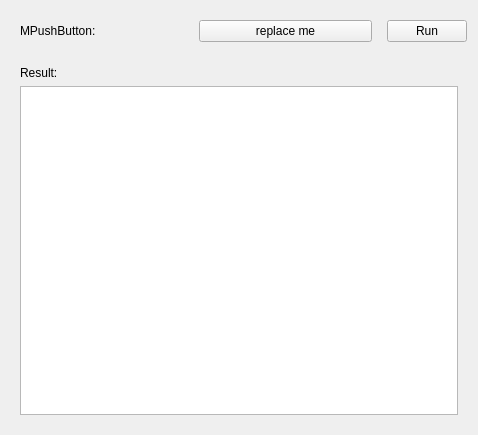
This is standalone/MPushButton/mpushbutton.ui in skriticos/nelia1 as Qt 5 draws it before an edit. The edited form follows.
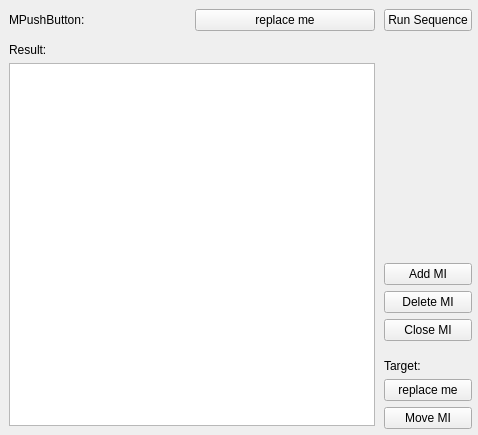
This is the edited form.

Commit message: added some more MI controls to the standalone mpushbutton

```diff
--- a/standalone/MPushButton/mpushbutton.ui
+++ b/standalone/MPushButton/mpushbutton.ui
@@ -14,29 +14,9 @@
    <string>Form</string>
   </property>
   <layout class="QGridLayout" name="gridLayout_4">
-   <item row="1" column="0" colspan="2">
-    <widget class="QWidget" name="widget_3" native="true">
-     <layout class="QGridLayout" name="gridLayout_3">
-      <item row="0" column="0">
-       <widget class="QLabel" name="label_4">
-        <property name="text">
-         <string>Result:</string>
-        </property>
-       </widget>
-      </item>
-      <item row="1" column="0">
-       <widget class="QPlainTextEdit" name="textResult"/>
-      </item>
-     </layout>
-    </widget>
-   </item>
-   <item row="0" column="1">
-    <widget class="QPushButton" name="pushRun">
-     <property name="text">
-      <string>Run</string>
-     </property>
-    </widget>
-   </item>
+   <property name="margin">
+    <number>6</number>
+   </property>
    <item row="0" column="0">
     <widget class="QWidget" name="widget" native="true">
      <property name="sizePolicy">
@@ -46,6 +26,9 @@
       </sizepolicy>
      </property>
      <layout class="QGridLayout" name="gridLayout">
+      <property name="margin">
+       <number>3</number>
+      </property>
       <item row="0" column="0">
        <widget class="QLabel" name="label">
         <property name="text">
@@ -63,6 +46,96 @@
      </layout>
     </widget>
    </item>
+   <item row="2" column="1">
+    <widget class="QPushButton" name="pushAddMi">
+     <property name="text">
+      <string>Add MI</string>
+     </property>
+    </widget>
+   </item>
+   <item row="1" column="1">
+    <spacer name="verticalSpacer_2">
+     <property name="orientation">
+      <enum>Qt::Vertical</enum>
+     </property>
+     <property name="sizeHint" stdset="0">
+      <size>
+       <width>20</width>
+       <height>181</height>
+      </size>
+     </property>
+    </spacer>
+   </item>
+   <item row="1" column="0" rowspan="7">
+    <widget class="QWidget" name="widget_3" native="true">
+     <layout class="QGridLayout" name="gridLayout_3">
+      <property name="margin">
+       <number>3</number>
+      </property>
+      <item row="0" column="0">
+       <widget class="QLabel" name="label_4">
+        <property name="text">
+         <string>Result:</string>
+        </property>
+       </widget>
+      </item>
+      <item row="1" column="0">
+       <widget class="QPlainTextEdit" name="textResult"/>
+      </item>
+     </layout>
+    </widget>
+   </item>
+   <item row="7" column="1">
+    <widget class="QWidget" name="widget_2" native="true">
+     <layout class="QGridLayout" name="gridLayout_2">
+      <property name="margin">
+       <number>0</number>
+      </property>
+      <item row="3" column="0">
+       <widget class="QPushButton" name="pushButton_3">
+        <property name="text">
+         <string>Move MI</string>
+        </property>
+       </widget>
+      </item>
+      <item row="2" column="0">
+       <widget class="QPushButton" name="pushButton_5">
+        <property name="text">
+         <string>replace me</string>
+        </property>
+       </widget>
+      </item>
+      <item row="1" column="0">
+       <widget class="QLabel" name="label_2">
+        <property name="text">
+         <string>Target:</string>
+        </property>
+       </widget>
+      </item>
+     </layout>
+    </widget>
+   </item>
+   <item row="0" column="1">
+    <widget class="QPushButton" name="pushRun">
+     <property name="text">
+      <string>Run Sequence</string>
+     </property>
+    </widget>
+   </item>
+   <item row="3" column="1">
+    <widget class="QPushButton" name="pushDeleteMi">
+     <property name="text">
+      <string>Delete MI</string>
+     </property>
+    </widget>
+   </item>
+   <item row="4" column="1">
+    <widget class="QPushButton" name="pushCloseMi">
+     <property name="text">
+      <string>Close MI</string>
+     </property>
+    </widget>
+   </item>
   </layout>
  </widget>
  <resources/>
```
